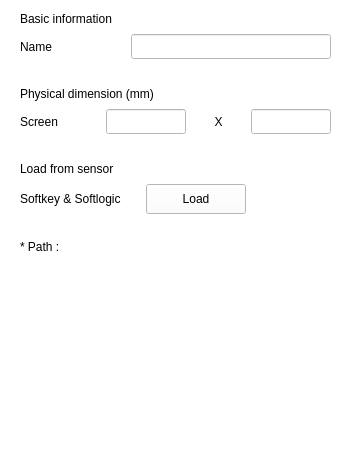
Old version of the form T3kSoftlogic/TabPanelWidget.ui in the repository habilience/habilience-t3ksensor-tools.
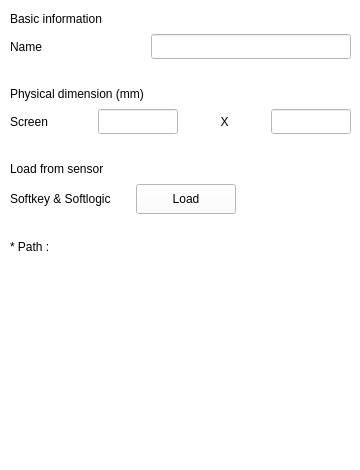
New version of the form. Custom widgets are drawn as their Qt base class.

Diff of the .ui file:
```diff
--- a/T3kSoftlogic/TabPanelWidget.ui
+++ b/T3kSoftlogic/TabPanelWidget.ui
@@ -6,7 +6,7 @@
    <rect>
     <x>0</x>
     <y>0</y>
-    <width>350</width>
+    <width>360</width>
     <height>470</height>
    </rect>
   </property>
@@ -431,9 +431,9 @@
   <widget class="QWidget" name="verticalLayoutWidget">
    <property name="geometry">
     <rect>
-     <x>20</x>
+     <x>10</x>
      <y>10</y>
-     <width>311</width>
+     <width>341</width>
      <height>451</height>
     </rect>
    </property>
```
